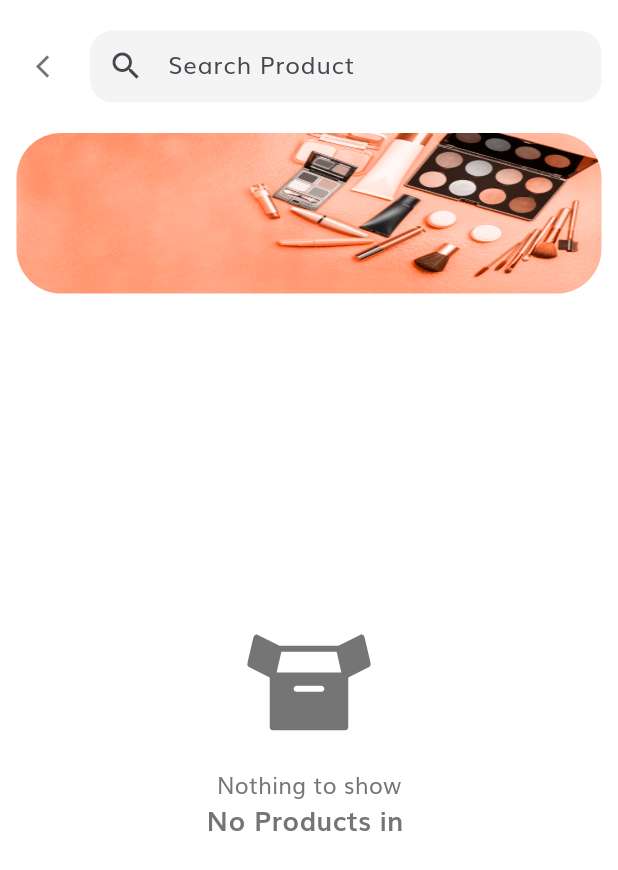
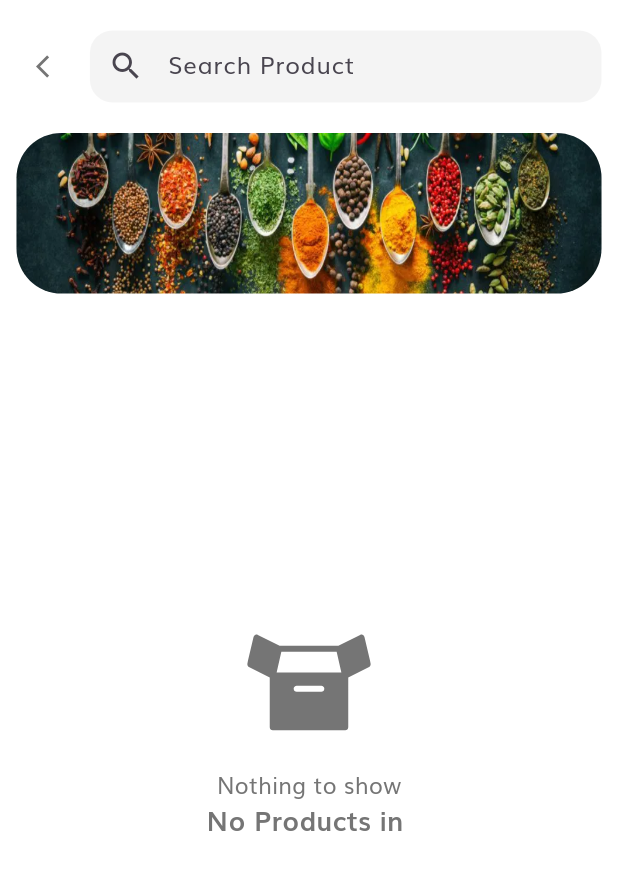
Before and after one commit to Devashish0704/sih_farm_krishi_project, a Flutter app: the CategoryProductsScreen screen opened directly with empty values, on a phone screen of 412 x 824 dp. Shown: the top 870 px of the screen. Run offline on Flutter 3.47's test engine with Material 3 defaults, Android fonts, the phone set to English and light mode, and no system bars; our stand-ins replace cached_network_image, carousel_slider, cloud_firestore, expandable, firebase_auth, firebase_core and 20 more; missing offline and left inert: enum_to_string, flutter_swipe_detector, future_progress_dialog; accounts and stored records are empty; statements that could not run were skipped.

Commit message:
- Modified image assets for various product categories in the category_products and product_categories components, improving the visual representation of products.

```diff
--- a/lib/screens/category_products/components/body.dart
+++ b/lib/screens/category_products/components/body.dart
@@ -183,10 +183,10 @@ class _BodyState extends State<Body> {
             image: DecorationImage(
               image: AssetImage(bannerFromProductType()),
               fit: BoxFit.fill,
-              colorFilter: ColorFilter.mode(
-                kPrimaryColor,
-                BlendMode.hue,
-              ),
+              // colorFilter: ColorFilter.mode(
+              //   kPrimaryColor,
+              //   BlendMode.color,
+              // ),
             ),
             borderRadius: BorderRadius.circular(30),
           ),
@@ -261,20 +261,25 @@ class _BodyState extends State<Body> {
 
   String bannerFromProductType() {
     switch (widget.category) {
-      // case ProductType.Cereals:
-      //   return "assets/images/arts_banner.jpg";
-      case "animalFeed":
-        return "assets/images/arts_banner.jpg";
-      case "beverages":
-        return "assets/images/arts_banner.jpg";
-      case "dairyProducts":
-        return "assets/images/arts_banner.jpg";
-      // case ProductType.Vegetables:
-      //   return "assets/images/arts_banner.jpg";
-      // case ProductType.Wastes:
-      //   return "assets/images/arts_banner.jpg";
-      // case ProductType.Others:
-      //   return "assets/images/others_banner.jpg";
+      case "Cereals":
+        return "assets/images/cereals_banner2.jpg";
+
+      case "Fish":
+        return "assets/images/fish_banner.webp";
+      case "Chicken":
+        return "assets/images/chicken_banner2.jpg";
+      case "Vegetables":
+        return "assets/images/vegitable_banner.webp";
+      case "Fruits":
+        return "assets/images/fruits_banner.webp";
+      case "Pulses":
+        return "assets/images/pulses_banner.webp";
+      case "Honey":
+        return "assets/images/honey_banner.jpg";
+      case "Milk":
+        return "assets/images/milk_banner.jpg";
+      case "Cheese":
+        return "assets/images/cheese_banner.jpg";
       default:
         return "assets/images/others_banner.jpg";
     }
--- a/lib/screens/home/components/product_categories.dart
+++ b/lib/screens/home/components/product_categories.dart
@@ -14,13 +14,11 @@ final List<Map<String, dynamic>> productCategories = [
   <String, dynamic>{
     ICON_KEY: "assets/icons/fruits.svg",
     TITLE_KEY: "Fruits",
-    // PRODUCT_TYPE_KEY: "Fruits",
     PRODUCT_TYPE_KEY: "Fruits",
   },
   <String, dynamic>{
     ICON_KEY: "assets/icons/carrot.svg",
     TITLE_KEY: "Vegetables",
-    //  PRODUCT_TYPE_KEY: ProductType.freshProduce,
     PRODUCT_TYPE_KEY: "Vegetables",
   },
   <String, dynamic>{
@@ -31,31 +29,31 @@ final List<Map<String, dynamic>> productCategories = [
   <String, dynamic>{
     ICON_KEY: "assets/icons/milk.svg",
     TITLE_KEY: "Milk",
-    PRODUCT_TYPE_KEY: ProductType.dairyProducts,
+    PRODUCT_TYPE_KEY: "Milk",
   },
   <String, dynamic>{
     ICON_KEY: "assets/icons/chease.svg",
     TITLE_KEY: "Cheese",
-    PRODUCT_TYPE_KEY: ProductType.spicesAndHerbs,
+    PRODUCT_TYPE_KEY: "Cheese",
   },
   <String, dynamic>{
     ICON_KEY: "assets/icons/chicken.svg",
     TITLE_KEY: "Chicken",
-    PRODUCT_TYPE_KEY: ProductType.animalFeed,
+    PRODUCT_TYPE_KEY: "Chicken",
   },
   <String, dynamic>{
     ICON_KEY: "assets/icons/fish.svg",
     TITLE_KEY: "Fish",
-    PRODUCT_TYPE_KEY: ProductType.animalFeed,
+    PRODUCT_TYPE_KEY: "Fish",
   },
   <String, dynamic>{
     ICON_KEY: "assets/icons/honey.svg",
     TITLE_KEY: "Honey",
-    PRODUCT_TYPE_KEY: ProductType.organicProducts,
+    PRODUCT_TYPE_KEY: "Honey",
   },
   <String, dynamic>{
     ICON_KEY: "assets/icons/Others.svg",
     TITLE_KEY: "Others",
-    PRODUCT_TYPE_KEY: ProductType.miscellaneous,
+    PRODUCT_TYPE_KEY: "Others",
   },
 ];
```
Also changed, not shown: assets/images/cereals_banner.jpeg (added), assets/images/cereals_banner2.jpg (added), assets/images/cheese_banner.jpg (added), assets/images/chicken_banner.jpeg (added), assets/images/chicken_banner2.jpg (added), assets/images/fish_banner.webp (added), assets/images/fruits_banner.webp (added), assets/images/honey_banner.jpg (added), assets/images/milk_banner.jpg (added), assets/images/others_banner.jpg, assets/images/pulses_banner.webp (added), assets/images/vegitable_banner.webp (added), pubspec.lock.
